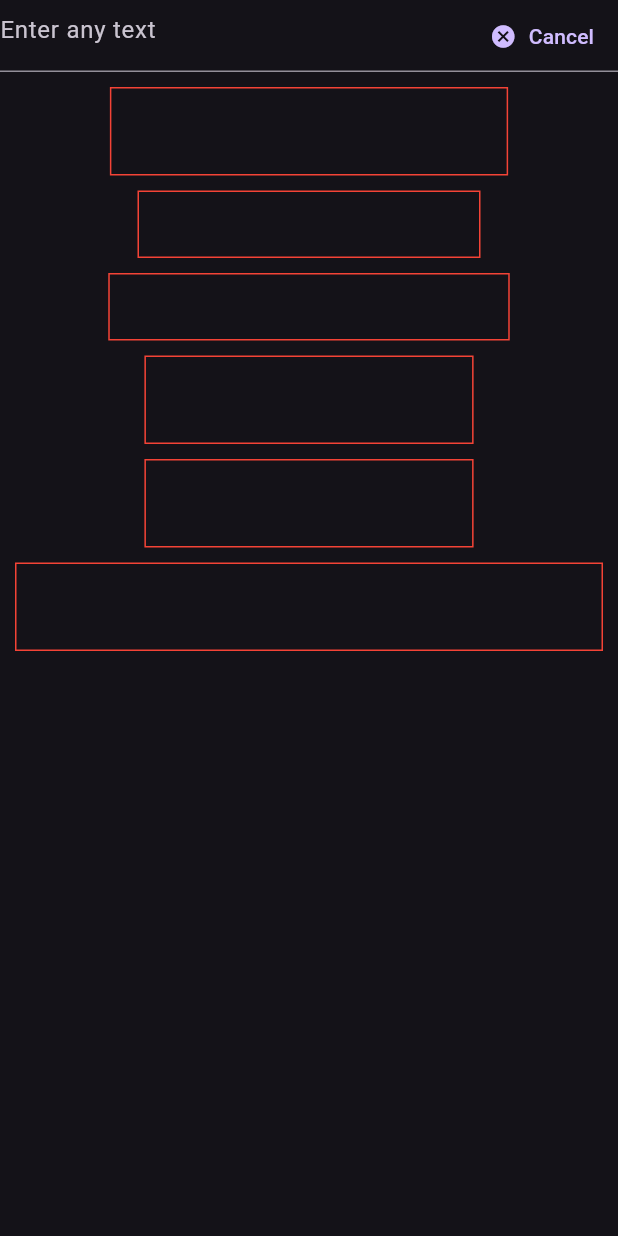
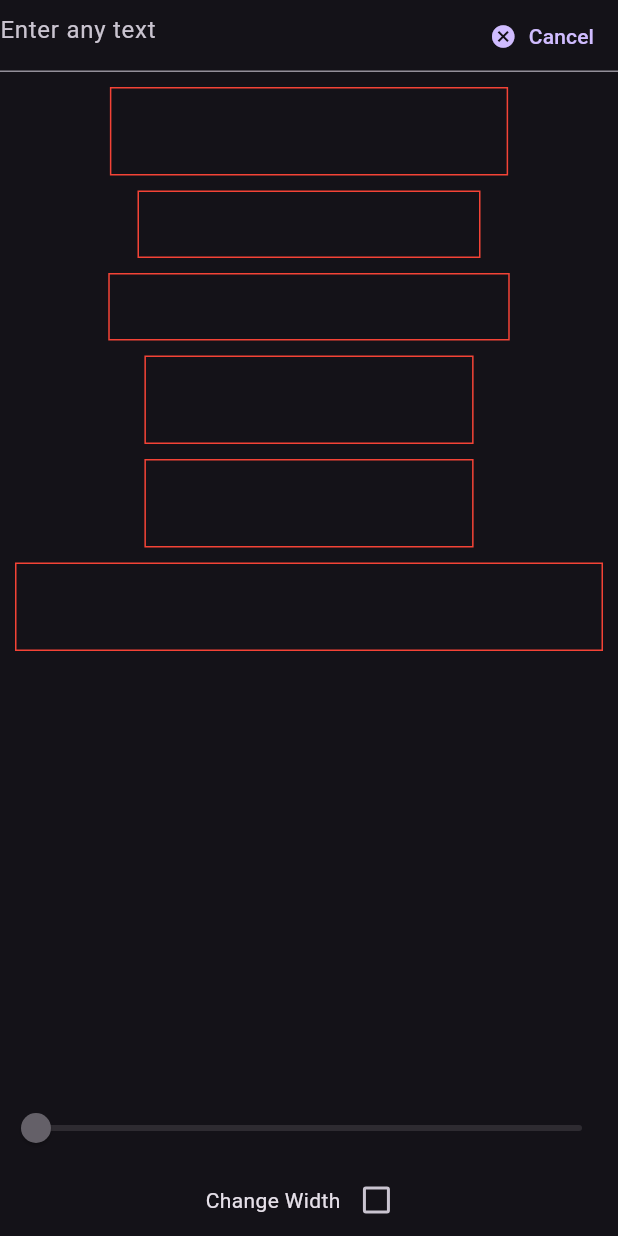
Before and after one commit to blendto/blend_animation_kit, a Flutter app: the screen it shows after launch, on a phone screen of 412 x 824 dp. Run offline on Flutter 3.47's test engine with Material 2 defaults, Android fonts, the phone set to English and light mode, and no system bars; our stand-ins replace simple_animations.

Commit message:
add slider

```diff
--- a/example/lib/main.dart
+++ b/example/lib/main.dart
@@ -52,6 +52,9 @@ class _MyHomePageState extends State<MyHomePage> {
     super.dispose();
   }
 
+  double sliderVal = 0;
+  bool sliderActive = false;
+
   @override
   Widget build(BuildContext context) {
     return Scaffold(
@@ -94,16 +97,48 @@ class _MyHomePageState extends State<MyHomePage> {
                     itemCount: widgets.length,
                     itemBuilder: (context, index) {
                       return Center(
-                        child: Container(
-                          decoration: BoxDecoration(
-                              border: Border.all(color: Colors.red)),
-                          child: widgets[index],
-                        ),
+                        child: LayoutBuilder(builder: (context, constraints) {
+                          return Container(
+                            width: sliderActive
+                                ? constraints.maxWidth * sliderVal
+                                : null,
+                            decoration: BoxDecoration(
+                                border: Border.all(color: Colors.red)),
+                            child: widgets[index],
+                          );
+                        }),
                       );
                     },
                   ),
                 ),
               ),
+              Slider(
+                min: 0,
+                max: 1,
+                value: sliderVal,
+                onChanged: sliderActive
+                    ? (val) {
+                        setState(() {
+                          sliderVal = val;
+                        });
+                      }
+                    : null,
+              ),
+              Center(
+                child: Row(
+                  mainAxisAlignment: MainAxisAlignment.center,
+                  children: [
+                    const Text("Change Width"),
+                    Checkbox(
+                        value: sliderActive,
+                        onChanged: (val) {
+                          setState(() {
+                            sliderActive = val ?? false;
+                          });
+                        }),
+                  ],
+                ),
+              )
             ],
           ),
         ),
```
